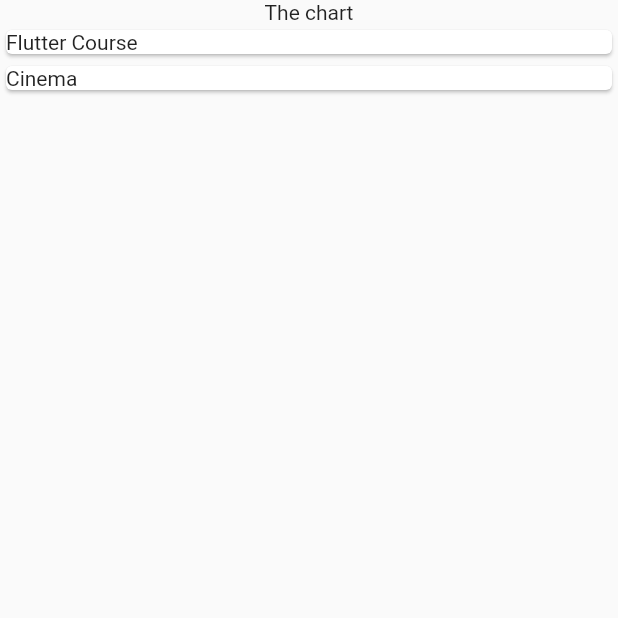
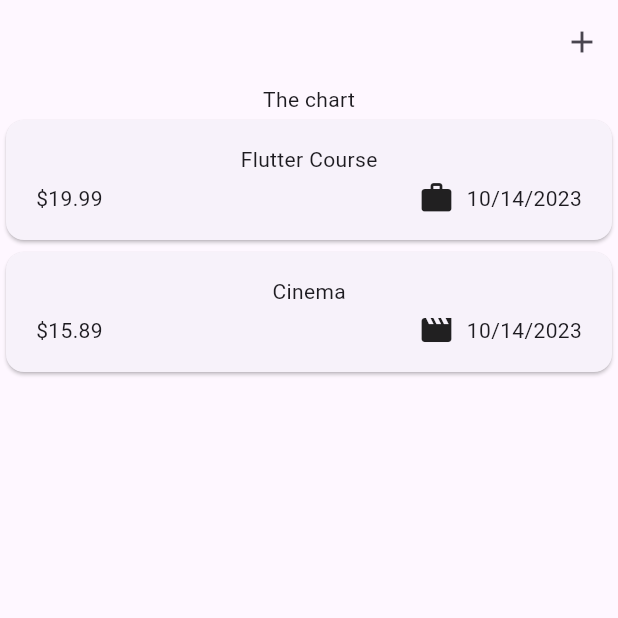
Before and after one commit to YuriOda/expense_tracker, a Flutter app: the screen it shows after launch, on a phone screen of 412 x 824 dp, the top half of it. Run offline on Flutter 3.47's test engine with Material 2 defaults, Android fonts, the phone set to English and light mode, and no system bars.

Commit message:
add amount and cancel button

```diff
--- a/lib/main.dart
+++ b/lib/main.dart
@@ -3,8 +3,9 @@ import 'package:expense_tracker/widgets/expenses.dart';
 
 void main() {
   runApp(
-    const MaterialApp(
-      home: Expenses(),
+    MaterialApp(
+      theme: ThemeData(useMaterial3: true),
+      home: const Expenses(),
     ),
   );
 }
--- a/lib/models/expense.dart
+++ b/lib/models/expense.dart
@@ -1,8 +1,18 @@
+import "package:flutter/material.dart";
 import "package:uuid/uuid.dart";
+import 'package:intl/intl.dart';
 
 const uuid = Uuid();
+final formatter = DateFormat.yMd();
 
 enum Category { food, travel, leisure, work }
+
+const categoryIcons = {
+  Category.food: Icons.lunch_dining,
+  Category.travel: Icons.flight_takeoff,
+  Category.leisure: Icons.movie,
+  Category.work: Icons.work,
+};
 
 class Expense {
   Expense(
@@ -18,4 +28,8 @@ class Expense {
   final double amount;
   final DateTime date;
   final Category category;
+
+  get formatterdDate {
+    return formatter.format(date);
+  }
 }
--- a/lib/widgets/expenses.dart
+++ b/lib/widgets/expenses.dart
@@ -1,4 +1,5 @@
 import 'package:expense_tracker/widgets/expenses_list/expenses_list.dart';
+import 'package:expense_tracker/widgets/new_expense.dart';
 import 'package:flutter/material.dart';
 import "package:expense_tracker/models/expense.dart";
 
@@ -25,15 +26,32 @@ class _ExpensesState extends State<Expenses> {
         date: DateTime.now(),
         category: Category.leisure)
   ];
+
+  void _openAddExpenseOverlay() {
+    showModalBottomSheet(
+        context: context,
+        builder: (ctx) {
+          return const NewExpense();
+        });
+  }
+
   // ショートカット：build
   @override
   Widget build(BuildContext context) {
     return Scaffold(
+        appBar: AppBar(
+          actions: [
+            IconButton(
+              onPressed: _openAddExpenseOverlay,
+              icon: const Icon(Icons.add),
+            )
+          ],
+        ),
         body: Column(
-      children: [
-        const Text("The chart"),
-        Expanded(child: ExpensesList(expenses: _registeredExpenses)),
-      ],
-    ));
+          children: [
+            const Text("The chart"),
+            Expanded(child: ExpensesList(expenses: _registeredExpenses)),
+          ],
+        ));
   }
 }
--- a/lib/widgets/expenses_list/expense_item.dart
+++ b/lib/widgets/expenses_list/expense_item.dart
@@ -9,7 +9,29 @@ class ExpenseItem extends StatelessWidget {
   @override
   Widget build(BuildContext context) {
     return Card(
-      child: Text(expense.title),
+      child: Padding(
+        padding: const EdgeInsets.symmetric(
+          horizontal: 20,
+          vertical: 16,
+        ),
+        child: Column(children: [
+          Text(expense.title),
+          const SizedBox(height: 4),
+          Row(
+            children: [
+              Text("\$${expense.amount.toStringAsFixed(2)}"),
+              const Spacer(),
+              Row(
+                children: [
+                  Icon(categoryIcons[expense.category]),
+                  const SizedBox(width: 8),
+                  Text(expense.formatterdDate)
+                ],
+              ),
+            ],
+          )
+        ]),
+      ),
     );
   }
 }
--- a/pubspec.yaml
+++ b/pubspec.yaml
@@ -35,6 +35,7 @@ dependencies:
   # Use with the CupertinoIcons class for iOS style icons.
   cupertino_icons: ^1.0.2
   uuid: ^4.1.0
+  intl: ^0.18.1
 
 dev_dependencies:
   flutter_test:
```
Also changed, not shown: lib/widgets/new_expense.dart (added, +105 -0 lines), pubspec.lock.
